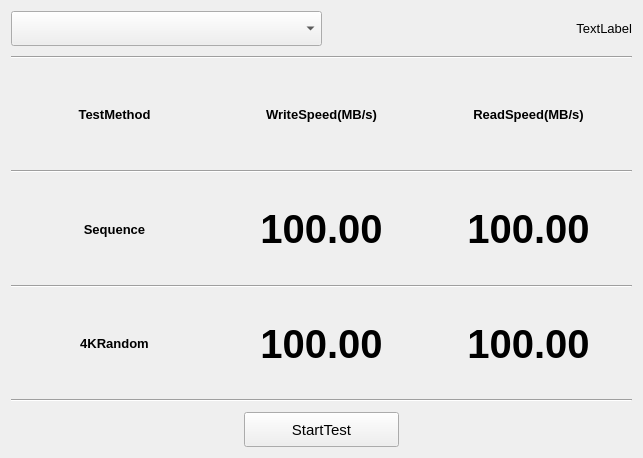
This is BLHardwareScaner/BLHardwareScaner/Ui/TestItem/DiskSpeed.ui in BurnellLiu/LiuProject as Qt 5 draws it before an edit. The edited form follows.
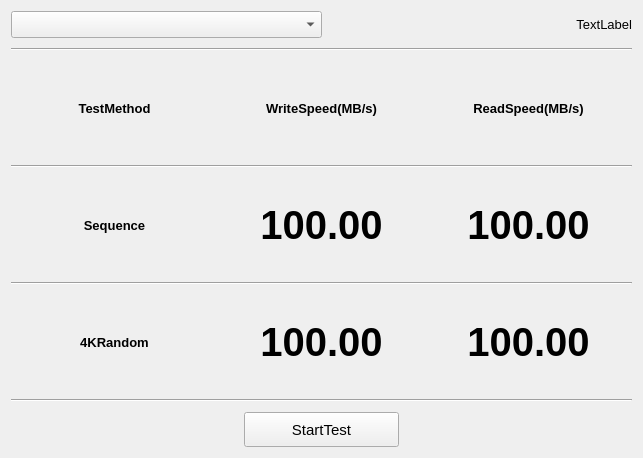
This is the edited form.

```diff
--- a/BLHardwareScaner/BLHardwareScaner/Ui/TestItem/DiskSpeed.ui
+++ b/BLHardwareScaner/BLHardwareScaner/Ui/TestItem/DiskSpeed.ui
@@ -21,7 +21,7 @@
   </property>
   <layout class="QHBoxLayout" name="horizontalLayout_6">
    <item>
-    <layout class="QVBoxLayout" name="verticalLayout_2" stretch="1,10,1">
+    <layout class="QVBoxLayout" name="verticalLayout_2" stretch="3,40,4">
      <property name="spacing">
       <number>10</number>
      </property>
```
